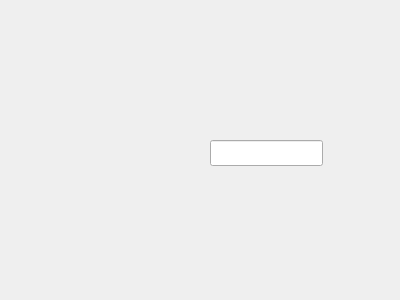
maximlapitan/qt_based_recommendation_app, file CompareModels.ui: the form before one commit.
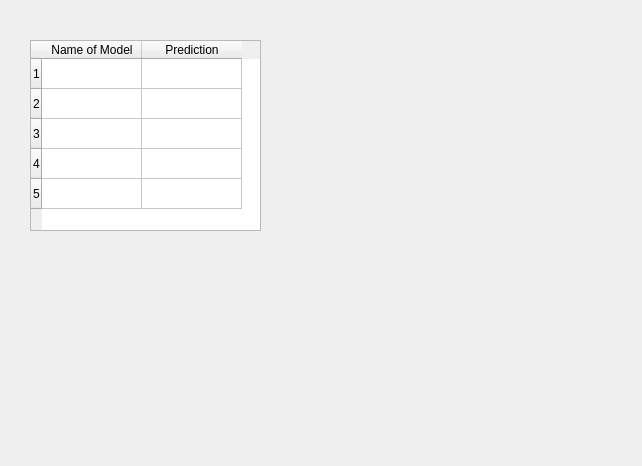
The form after the commit.

Commit message: populate second form with all model predictions

Diff of the .ui file:
```diff
--- a/CompareModels.ui
+++ b/CompareModels.ui
@@ -6,22 +6,87 @@
    <rect>
     <x>0</x>
     <y>0</y>
-    <width>400</width>
-    <height>300</height>
+    <width>642</width>
+    <height>466</height>
    </rect>
   </property>
   <property name="windowTitle">
    <string>Form</string>
   </property>
-  <widget class="QLineEdit" name="lineEdit">
+  <widget class="QTableWidget" name="QTable_comparison_models">
    <property name="geometry">
     <rect>
-     <x>210</x>
-     <y>140</y>
-     <width>113</width>
-     <height>26</height>
+     <x>30</x>
+     <y>40</y>
+     <width>231</width>
+     <height>191</height>
     </rect>
    </property>
+   <row/>
+   <row/>
+   <row/>
+   <row/>
+   <row/>
+   <column>
+    <property name="text">
+     <string>Name of Model</string>
+    </property>
+   </column>
+   <column>
+    <property name="text">
+     <string>Prediction</string>
+    </property>
+   </column>
+   <item row="0" column="0">
+    <property name="flags">
+     <set>ItemIsSelectable|ItemIsDragEnabled|ItemIsDropEnabled|ItemIsUserCheckable|ItemIsEnabled</set>
+    </property>
+   </item>
+   <item row="0" column="1">
+    <property name="flags">
+     <set>ItemIsSelectable|ItemIsDragEnabled|ItemIsDropEnabled|ItemIsUserCheckable|ItemIsEnabled</set>
+    </property>
+   </item>
+   <item row="1" column="0">
+    <property name="flags">
+     <set>ItemIsSelectable|ItemIsDragEnabled|ItemIsDropEnabled|ItemIsUserCheckable|ItemIsEnabled</set>
+    </property>
+   </item>
+   <item row="1" column="1">
+    <property name="flags">
+     <set>ItemIsSelectable|ItemIsDragEnabled|ItemIsDropEnabled|ItemIsUserCheckable|ItemIsEnabled</set>
+    </property>
+   </item>
+   <item row="2" column="0">
+    <property name="flags">
+     <set>ItemIsSelectable|ItemIsDragEnabled|ItemIsDropEnabled|ItemIsUserCheckable|ItemIsEnabled</set>
+    </property>
+   </item>
+   <item row="2" column="1">
+    <property name="flags">
+     <set>ItemIsSelectable|ItemIsDragEnabled|ItemIsDropEnabled|ItemIsUserCheckable|ItemIsEnabled</set>
+    </property>
+   </item>
+   <item row="3" column="0">
+    <property name="flags">
+     <set>ItemIsSelectable|ItemIsDragEnabled|ItemIsDropEnabled|ItemIsUserCheckable|ItemIsEnabled</set>
+    </property>
+   </item>
+   <item row="3" column="1">
+    <property name="flags">
+     <set>ItemIsSelectable|ItemIsDragEnabled|ItemIsDropEnabled|ItemIsUserCheckable|ItemIsEnabled</set>
+    </property>
+   </item>
+   <item row="4" column="0">
+    <property name="flags">
+     <set>ItemIsSelectable|ItemIsDragEnabled|ItemIsDropEnabled|ItemIsUserCheckable|ItemIsEnabled</set>
+    </property>
+   </item>
+   <item row="4" column="1">
+    <property name="flags">
+     <set>ItemIsSelectable|ItemIsDragEnabled|ItemIsDropEnabled|ItemIsUserCheckable|ItemIsEnabled</set>
+    </property>
+   </item>
   </widget>
  </widget>
  <resources/>
```
Left out of the diff: 6 changed lines with no effect on the pictures. The commit also changes 4 other files.
